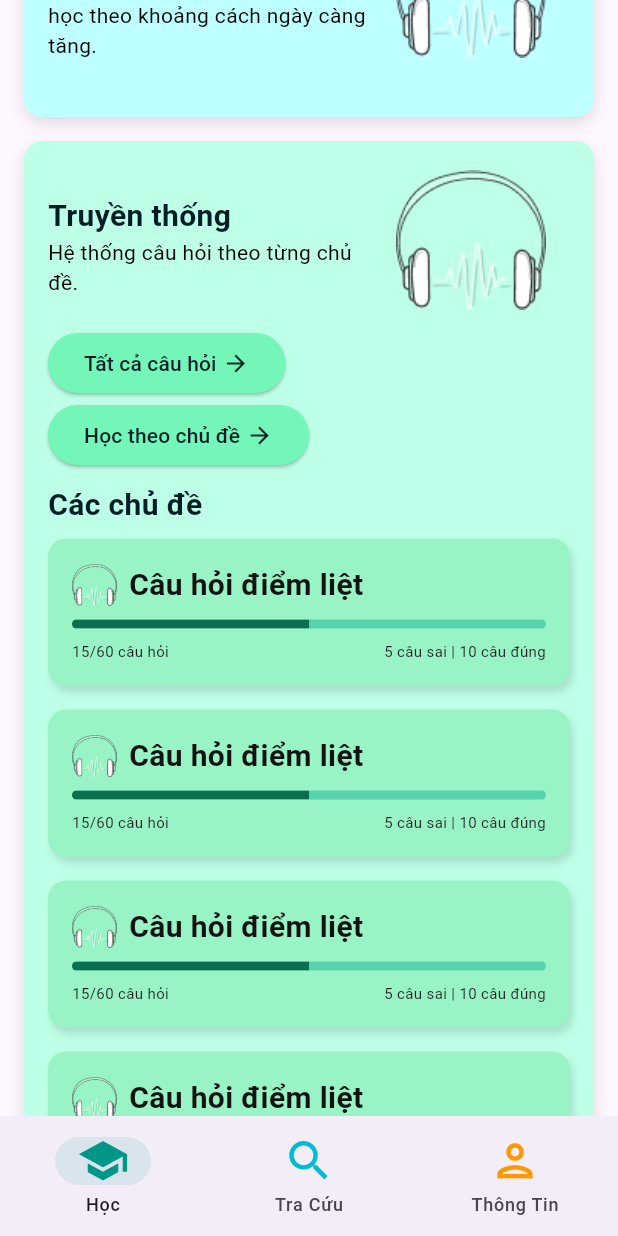
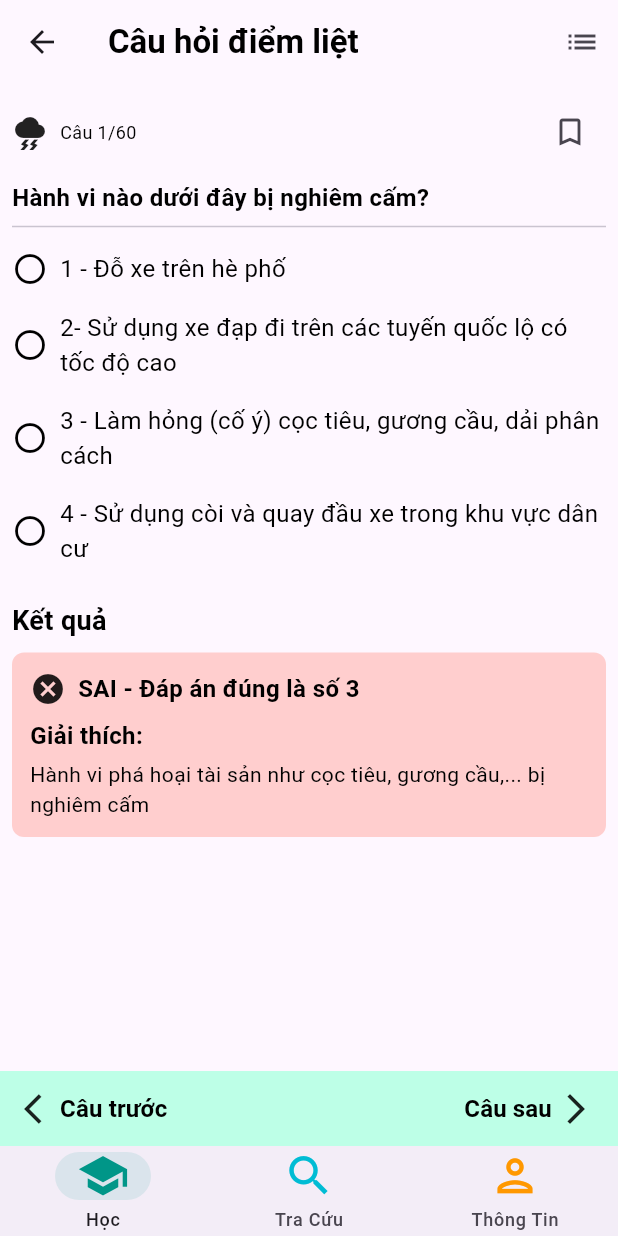
Before and after one commit to nguyencongtu2004/gplx, a Flutter app: the screen it shows after launch, scrolled down 576 dp, after a tap on "Câu hỏi điểm liệt", on a phone screen of 412 x 824 dp. Run offline on Flutter 3.47's test engine with Material 3 defaults, Android fonts, the light colour scheme and no system bars; our stand-ins replace vibration.

Commit message:
thêm màn hình trả lời câu hỏi

```diff
--- a/lib/main.dart
+++ b/lib/main.dart
@@ -1,5 +1,5 @@
 import 'package:flutter/material.dart';
-import 'package:gplx/screen/tabs-screen.dart';
+import 'package:gplx/screen/tabs_screen.dart';
 
 void main() {
   runApp(const GPLXApp());
--- a/lib/screen/home-screen.dart
+++ b/lib/screen/home_screen.dart
@@ -1,5 +1,6 @@
 import 'package:flutter/material.dart';
-import 'package:gplx/widget/custom-card.dart';
+import 'package:gplx/screen/learn_screen.dart';
+import 'package:gplx/widget/custom_card.dart';
 import 'package:gplx/widget/topic.dart';
 import 'package:vibration/vibration.dart';
 
@@ -174,6 +175,9 @@ class HomeScreen extends StatelessWidget {
                             backgroundProgressColor: const Color(0xFF59D3AE),
                             onTap: () {
                               print('Câu hỏi điểm liệt');
+                              // test
+                              Navigator.of(context).push(MaterialPageRoute(builder: (ctx) => LearnScreen()));
+
                             },
                           ),
                       ],
--- /dev/null
+++ b/lib/screen/learn_screen.dart
@@ -0,0 +1,124 @@
+import 'package:flutter/material.dart';
+import 'package:gplx/widget/question_answer.dart';
+
+class LearnScreen extends StatelessWidget {
+  const LearnScreen({super.key});
+
+  void onListClick() {
+    print('List click');
+  }
+
+  void showCustomBottomSheet(BuildContext context) {
+    showModalBottomSheet(
+      context: context,
+      isScrollControlled: true, // Cho phép điều chỉnh chiều cao
+      backgroundColor: Colors.transparent, // Đặt nền trong suốt
+      builder: (BuildContext context) {
+        return DraggableScrollableSheet(
+          initialChildSize: 0.5, // Chiều cao ban đầu là 50%
+          maxChildSize: 0.8,     // Chiều cao tối đa là 80%
+          minChildSize: 0.5,     // Chiều cao tối thiểu là 50%
+          expand: false,
+          builder: (BuildContext context, ScrollController scrollController) {
+            return Container(
+              decoration: const BoxDecoration(
+                color: Colors.white,
+                borderRadius: BorderRadius.only(
+                  topLeft: Radius.circular(16.0),
+                  topRight: Radius.circular(16.0),
+                ),
+              ),
+              child: ListView(
+                controller: scrollController,
+                children: <Widget>[
+                  // Nội dung của BottomSheet
+                  for (int i = 0; i < 20; i++)
+                    ListTile(
+                      leading: Icon(Icons.info),
+                      title: Text('Thông tin $i'),
+                    ),
+
+                  // Thêm các mục khác tại đây
+                ],
+              ),
+            );
+          },
+        );
+      },
+    );
+  }
+
+
+  @override
+  Widget build(BuildContext context) {
+    return Scaffold(
+        appBar: AppBar(
+          title: const Text(
+            'Câu hỏi điểm liệt',
+            style: TextStyle(
+              color: Colors.black,
+              fontSize: 22,
+              fontWeight: FontWeight.bold,
+            ),
+          ),
+          actions: [
+            IconButton(
+              onPressed: () {
+                showCustomBottomSheet(context);
+              },
+              icon: const Icon(Icons.list),
+            )],
+        ),
+        bottomNavigationBar: BottomAppBar(
+          color: const Color(0xFFBDFFE7),
+          padding: const EdgeInsets.symmetric(horizontal: 16),
+            height: 50,
+            child: Row(
+          children: [
+            Expanded(
+                child: MaterialButton(
+                  padding: const EdgeInsets.all(0),
+                  onPressed: () {},
+                  splashColor: Colors.transparent,
+                  child: const Row(
+                    mainAxisAlignment: MainAxisAlignment.start,
+                    children: [
+                      Icon(Icons.arrow_back_ios),
+                      Text(
+                        'Câu trước',
+                        style: TextStyle(
+                          color: Colors.black,
+                          fontSize: 16,
+                          fontWeight: FontWeight.bold,
+                        ),
+                      ),
+
+                    ],
+                  ),
+                )),
+            Expanded(
+                child: MaterialButton(
+                  padding: const EdgeInsets.all(0),
+              onPressed: () {},
+              splashColor: Colors.transparent,
+              child: const Row(
+                mainAxisAlignment: MainAxisAlignment.end,
+                children: [
+                  Text(
+                    'Câu sau ',
+                    style: TextStyle(
+                      color: Colors.black,
+                      fontSize: 16,
+                      fontWeight: FontWeight.bold,
+                    ),
+                  ),
+                  Icon(Icons.arrow_forward_ios)
+                ],
+              ),
+            )),
+          ],
+        )),
+        body: QuestionAnswer()
+    );
+  }
+}
--- a/lib/screen/profile-screen.dart
+++ b/lib/screen/profile_screen.dart
@@ -1,7 +1,7 @@
 import 'package:flutter/material.dart';
 import 'package:gplx/widget/information.dart';
 
-import 'chose-licence-class-screen.dart';
+import 'chose_licence_class_screen.dart';
 
 class ItemInList {
   final String title;
@@ -57,6 +57,7 @@ class ProfileScreen extends StatelessWidget {
   @override
   Widget build(BuildContext context) {
     void onChangeLicense() {
+
       Navigator.of(context).push(MaterialPageRoute(
           builder: (ctx) => ChoseLicencesClassScreen()));
     }
--- a/lib/screen/review-screen.dart
+++ b/lib/screen/review_screen.dart
@@ -1,7 +1,7 @@
 
 import 'package:flutter/material.dart';
 
-import '../widget/custom-card.dart';
+import '../widget/custom_card.dart';
 
 class ReviewScreen extends StatelessWidget {
   const ReviewScreen({super.key});
--- a/lib/screen/tabs-screen.dart
+++ b/lib/screen/tabs_screen.dart
@@ -1,7 +1,7 @@
 import 'package:flutter/material.dart';
-import 'package:gplx/screen/home-screen.dart';
-import 'package:gplx/screen/profile-screen.dart';
-import 'package:gplx/screen/review-screen.dart';
+import 'package:gplx/screen/home_screen.dart';
+import 'package:gplx/screen/profile_screen.dart';
+import 'package:gplx/screen/review_screen.dart';
 
 class Destination {
   const Destination(this.index, this.title, this.icon, this.selectedIcon, this.color);
@@ -105,6 +105,8 @@ class _TabsScreenState extends State<TabsScreen> with TickerProviderStateMixin<T
         }).toList(),
       ),
       bottomNavigationBar: NavigationBar(
+        labelBehavior: NavigationDestinationLabelBehavior.alwaysShow,
+        height: 60,
         indicatorColor: allDestinations[selectedIndex].color.withOpacity(0.1),
         selectedIndex: selectedIndex,
         onDestinationSelected: (int index) {
--- /dev/null
+++ b/lib/widget/answer_item.dart
@@ -0,0 +1,53 @@
+import 'package:flutter/material.dart';
+enum AnswerState { none, correct, wrong }
+class AnswerItem extends StatelessWidget {
+  const AnswerItem({
+    super.key,
+    required this.answer,
+    required this.answerState,
+    required this.onTap,
+  });
+
+  final String answer;
+  final AnswerState answerState;
+  final void Function() onTap;
+
+  @override
+  Widget build(BuildContext context) {
+    return InkWell(
+      onTap: onTap,
+      child: Container(
+        padding: const EdgeInsets.all(8),
+        color: answerState == AnswerState.none
+            ? Colors.transparent
+            : answerState == AnswerState.correct
+                ?  Color(0x5900DB57)
+                :  Color(0x8CFF1D1D),
+        child: Row(
+          children: [
+            Icon(
+              answerState == AnswerState.none
+                  ? Icons.circle_outlined
+                  : answerState == AnswerState.correct
+                      ? Icons.check_circle
+                      : Icons.cancel,
+              color: answerState == AnswerState.none
+                  ? Colors.black
+                  : Colors.white,
+            ),
+            const SizedBox(width: 8),
+            Expanded(
+              child: Text(
+                answer,
+                style: TextStyle(
+                  color: Colors.black ,
+                  fontSize: 16,
+                ),
+              ),
+            ),
+          ],
+        ),
+      ),
+    );
+  }
+}
--- /dev/null
+++ b/lib/widget/explanation_item.dart
@@ -0,0 +1,61 @@
+import 'package:flutter/material.dart';
+
+class ExplanationItem extends StatelessWidget {
+  ExplanationItem({
+    super.key,
+    required this.explanation,
+    required this.isCorrect,
+    required this.correctAnswer,
+  });
+
+  final String explanation;
+  final bool isCorrect;
+  final int correctAnswer;
+
+  @override
+  Widget build(BuildContext context) {
+    return Container(
+      padding: const EdgeInsets.all(12),
+      decoration: BoxDecoration(
+        color: isCorrect ? Color(0xFFCFF5DE) : Color(0xFFFFCECE),
+        borderRadius: BorderRadius.circular(8),
+      ),
+      child: Column(
+        crossAxisAlignment: CrossAxisAlignment.start,
+        children: [
+          Row(
+            children: [
+              Icon(isCorrect ? Icons.check_circle : Icons.cancel),
+              const SizedBox(width: 8),
+              Text(
+                isCorrect ? 'ĐÚNG' : 'SAI - Đáp án đúng là số ${correctAnswer + 1}',
+                style: TextStyle(
+                  color: Colors.black,
+                  fontSize: 16,
+                  fontWeight: FontWeight.bold,
+                ),
+              ),
+            ],
+          ),
+          const SizedBox(height: 8),
+          Text(
+            'Giải thích:',
+            style: TextStyle(
+              color: Colors.black,
+              fontSize: 16,
+              fontWeight: FontWeight.bold,
+            ),
+          ),
+          const SizedBox(height: 4),
+          Text(
+            explanation,
+            style: TextStyle(
+              color: Colors.black,
+              fontSize: 14,
+            ),
+          ),
+        ],
+      ),
+    );
+  }
+}
--- /dev/null
+++ b/lib/widget/question_answer.dart
@@ -0,0 +1,108 @@
+import 'package:flutter/material.dart';
+import 'package:gplx/widget/answer_item.dart';
+import 'package:gplx/widget/explanation_item.dart';
+
+class QuestionAnswer extends StatelessWidget {
+  QuestionAnswer({super.key});
+
+  final int questionNumber = 1;
+  final int totalQuestion = 60;
+  final bool isSaved = false;
+  final String question = 'Hành vi nào dưới đây bị nghiêm cấm?';
+  final List<String> answers = [
+    '1 - Đỗ xe trên hè phố',
+    '2- Sử dụng xe đạp đi trên các tuyến quốc lộ có tốc độ cao',
+    '3 - Làm hỏng (cố ý) cọc tiêu, gương cầu, dải phân cách',
+    '4 - Sử dụng còi và quay đầu xe trong khu vực dân cư',
+  ];
+  final int correctAnswer = 2;
+  final String explanation =
+      'Hành vi phá hoại tài sản như cọc tiêu, gương cầu,... bị nghiêm cấm';
+
+  final isCorrect = false;
+
+  @override
+  Widget build(BuildContext context) {
+    return SingleChildScrollView(
+      scrollDirection: Axis.vertical,
+      child: Column(
+        crossAxisAlignment: CrossAxisAlignment.start,
+        children: [
+          Padding(
+            padding: const EdgeInsets.symmetric(horizontal: 8, vertical: 8),
+            child: Row(
+              children: [
+                Expanded(
+                  child: Row(
+                    children: [
+                      Icon(Icons.thunderstorm),
+                      SizedBox(width: 8),
+                      Text('Câu $questionNumber/$totalQuestion',
+                          style: TextStyle(
+                            color: Colors.black,
+                            fontSize: 12,
+                          )),
+                    ],
+                  ),
+                ),
+                IconButton(
+                    onPressed: () {},
+                    icon:
+                        Icon(isSaved ? Icons.bookmark : Icons.bookmark_outline)),
+              ],
+            ),
+          ),
+          // Câu hỏi
+          Padding(
+            padding: const EdgeInsets.symmetric(horizontal: 8),
+            child: Text(
+              question,
+              style: const TextStyle(
+                color: Colors.black,
+                fontSize: 16,
+                fontWeight: FontWeight.bold,
+              ),
+            ),
+          ),
+          const Padding(
+            padding: EdgeInsets.symmetric(horizontal: 8),
+            child: Divider(),
+          ),
+          // Câu trả lời
+          Column(
+            children: answers
+                .map((answer) => AnswerItem(
+                    answer: answer,
+                    answerState: AnswerState.none,
+                    onTap: () {
+                      print('Chọn câu trả lời: $answer');
+                    }))
+                .toList(),
+          ),
+          // Giải thích
+          const SizedBox(height: 16),
+          Padding(
+            padding: const EdgeInsets.symmetric(horizontal: 8),
+            child: const Text(
+              'Kết quả',
+              style: TextStyle(
+                color: Colors.black,
+                fontSize: 18,
+                fontWeight: FontWeight.bold,
+              ),
+            ),
+          ),
+          // Giải thích
+          Padding(
+            padding: const EdgeInsets.symmetric(horizontal: 8, vertical: 8),
+            child: ExplanationItem(
+              isCorrect: isCorrect,
+              explanation: explanation,
+              correctAnswer: correctAnswer,
+            ),
+          ),
+        ],
+      ),
+    );
+  }
+}
```
Also changed, not shown: lib/screen/chose_licence_class_screen.dart (renamed from lib/screen/chose-licence-class-screen.dart), lib/widget/custom_card.dart (renamed from lib/widget/custom-card.dart).
